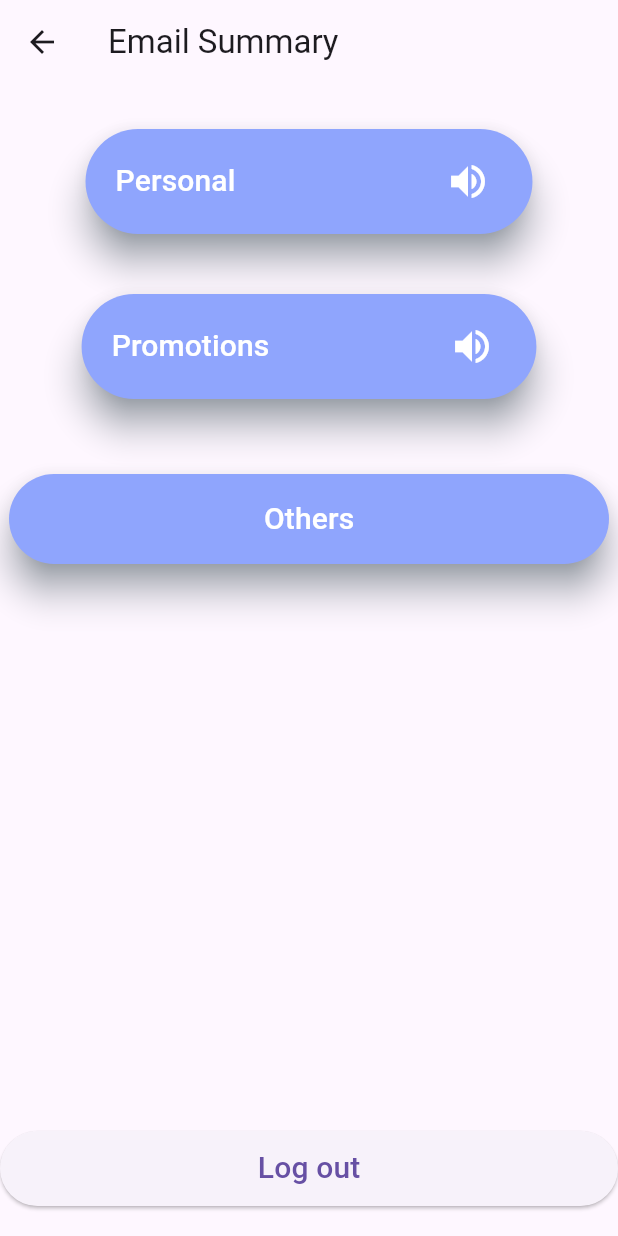
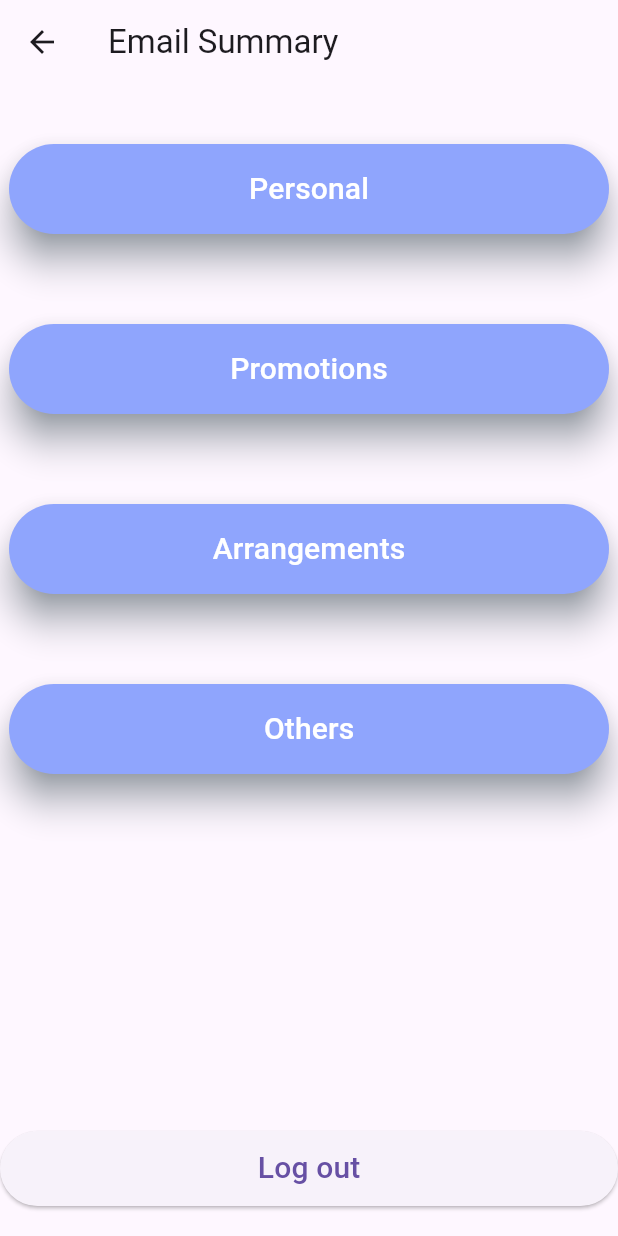
Before and after one commit to COSC481W-2024Winter/JARVIS, a Flutter app: the EmailSum screen opened directly, on a phone screen of 412 x 824 dp. Run offline on Flutter 3.47's test engine with Material 3 defaults, Android fonts, the phone set to English and light mode, and no system bars; our stand-ins replace cloud_firestore, firebase_auth, firebase_core, flutter_dotenv, google_sign_in, shared_preferences and 1 more; missing offline and left inert: firebase_ui_auth, firebase_ui_localizations, firebase_ui_oauth, firebase_ui_oauth_google, firebase_ui_shared, flutter_gpt_tokenizer and 1 more; accounts and stored records are empty.

Commit message:
UI Redesign Continued
Fix: Got latest changes from main and adjusted UI for consistency.

* Altered newly added buttons
* Altered colors of redone profile page

addresses #38

```diff
--- a/lib/email_summary.dart
+++ b/lib/email_summary.dart
@@ -17,43 +17,8 @@ class EmailSum extends StatelessWidget {
           const SizedBox(height: 30),
 
           // Personal button
-          ElevatedButton(
-                onPressed: () {
-                  Navigator.push(
-                    context,
-                    MaterialPageRoute(builder: (context) => const Personal()),
-                  );
-                },
-                style: ElevatedButton.styleFrom(
-                  backgroundColor: const Color(0xFF8FA5FD),
-                  padding: const EdgeInsets.all(20),
-                  shadowColor: Colors.blueGrey,
-                  elevation: 10,
-                ),
-                child: const Row(
-                  mainAxisSize: MainAxisSize.min,
-                  children: [
-                    Text(
-                      'Personal',
-                      style: TextStyle(
 
-                        color: Colors.white,
-                        fontSize: 20.0,
-                      ),
-                    ),
-                    Padding(padding: EdgeInsets.symmetric(horizontal: 70.0)),
-                    Icon(
-                      Icons.volume_up,
-                      size: 30.0,
-                      color: Colors.white,
-                      ),
-                    SizedBox(width: 8),
-
-                  ],
-                ),
-              ),
-
-          /*Padding(
+          Padding(
             padding: const EdgeInsets.symmetric(vertical: 10),
             child: CustomButton(
               label: 'Personal',
@@ -64,45 +29,10 @@ class EmailSum extends StatelessWidget {
                 );
               },
             ),
-          ),*/
+          ),
           const SizedBox(height: 40),
           // Promotion button
-          ElevatedButton(
-                onPressed: () {
-                  Navigator.push(
-                    context,
-                    MaterialPageRoute(builder: (context) => const Promotions()),
-                  );
-                },
-                style: ElevatedButton.styleFrom(
-                  backgroundColor: const Color(0xFF8FA5FD),
-                  padding: const EdgeInsets.all(20),
-                  shadowColor: Colors.blueGrey,
-                  elevation: 10,
-                ),
-                child: const Row(
-                  mainAxisSize: MainAxisSize.min,
-                  children: [
-                    Text(
-                      'Promotions',
-                      style: TextStyle(
-
-                        color: Colors.white,
-                        fontSize: 20.0,
-                      ),
-                    ),
-                    Padding(padding: EdgeInsets.symmetric(horizontal: 60.0)),
-                    Icon(
-                      Icons.volume_up,
-                      size: 30.0,
-                      color: Colors.white,
-                      ),
-                    SizedBox(width: 8),
-
-                  ],
-                ),
-              ),
-          /*Padding(
+          Padding(
             padding: const EdgeInsets.symmetric(vertical: 10),
             child: CustomButton(
               label: 'Promotions',
@@ -113,9 +43,9 @@ class EmailSum extends StatelessWidget {
                 );
               },
             ),
-          ),*/
+          ),
           const SizedBox(height: 40),
-          /*// Arrangements button with padding
+          // Arrangements button with padding
           Padding(
             padding: const EdgeInsets.symmetric(vertical: 10),
             child: CustomButton(
@@ -127,8 +57,8 @@ class EmailSum extends StatelessWidget {
                 );
               },
             ),
-          ),*/
-
+          ),
+          const SizedBox(height: 40),
           // Others button with padding
           Padding(
             padding: const EdgeInsets.symmetric(vertical: 10),
```
Also changed, not shown: lib/main.dart (+19 -17 lines), lib/profile_screen_jarvis.dart (+9 -9 lines).
